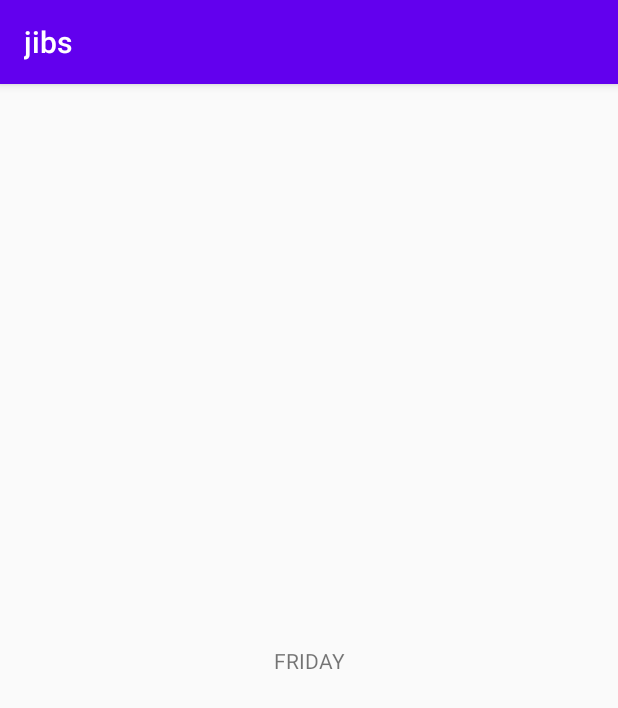
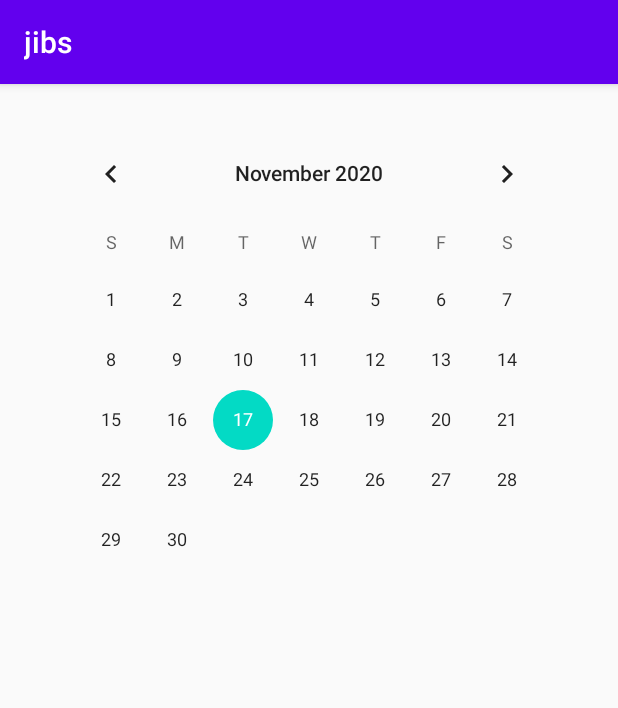
Before and after one commit to Austin-Stecklein/Jibs, an Android app: the screen it shows after launch (MainActivity), on a phone screen of 412 x 824 dp. Shown: the top 708 px of the screen. Run offline under Robolectric (Android 15) with nearby library versions, the phone set to English and light mode, and no system bars.

Commit message:
Basic Calendar view added

```diff
--- a/app/src/main/java/com/example/jibs/MainActivity.java
+++ b/app/src/main/java/com/example/jibs/MainActivity.java
@@ -18,14 +18,10 @@ public class MainActivity extends AppCompatActivity {
     protected void onCreate(Bundle savedInstanceState) {
         super.onCreate(savedInstanceState);
         setContentView(R.layout.activity_main);
-        LocalDate date = LocalDate.now();
-        LocalDate date1 = date.withMonth(1);
-        DayOfWeek week = date1.getDayOfWeek();
-        Log.i("My Tag", String.valueOf(date1));
-        Log.i("Day of week", String.valueOf(week));
 
-        TextView textView = (TextView)findViewById(R.id.Date);
-        textView.setText(String.valueOf(week));
+
+
+
 
     }
 }
--- a/app/src/main/res/layout/activity_main.xml
+++ b/app/src/main/res/layout/activity_main.xml
@@ -6,14 +6,13 @@
     android:layout_height="match_parent"
     tools:context=".MainActivity">
 
-    <TextView
-        android:id="@+id/Date"
+    <CalendarView
+        android:id="@+id/calendarView"
         android:layout_width="wrap_content"
         android:layout_height="wrap_content"
-        android:text="TextView"
         app:layout_constraintBottom_toBottomOf="parent"
         app:layout_constraintEnd_toEndOf="parent"
         app:layout_constraintStart_toStartOf="parent"
-        app:layout_constraintTop_toTopOf="parent" />
-
+        app:layout_constraintTop_toTopOf="parent"
+        app:layout_constraintVertical_bias="0.060000002" />
 </androidx.constraintlayout.widget.ConstraintLayout>
```
